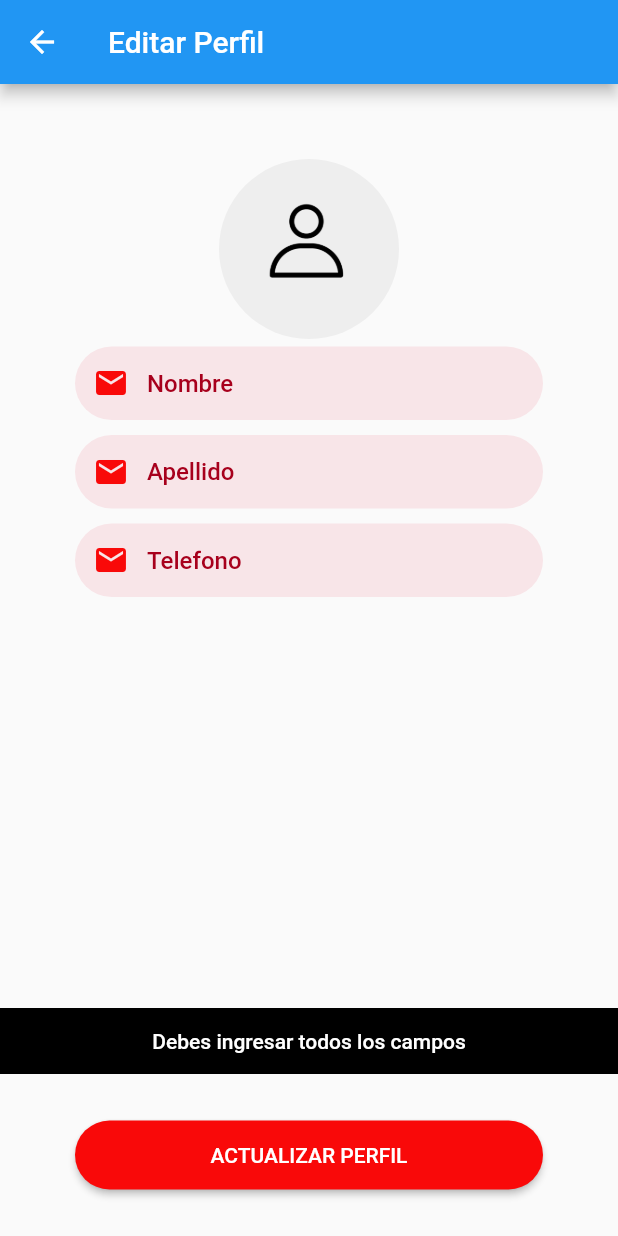
After one commit to owenCosinga/AplicacionMovil_Delivery_Flutter, a Flutter app: the ClientUpdatePage screen opened by its route, after a tap on "ACTUALIZAR PERFIL", on a phone screen of 412 x 824 dp. The commit adds this screen. Run offline on Flutter 3.47's test engine with Material 2 defaults, Android fonts, the phone set to English and light mode, and no system bars; our stand-ins replace image_picker, lottie, shared_preferences, sn_progress_dialog; accounts and stored records are empty; statements that could not run were skipped.

Commit message:
este es un avanze del sistema que consiste en desarrollar el form para actualizar

```diff
--- a/lib/main.dart
+++ b/lib/main.dart
@@ -1,3 +1,4 @@
+import 'package:app_delivery_en_flutter/src/pages/client/update/client_update_page.dart';
 import 'package:app_delivery_en_flutter/src/pages/login/login_page.dart';
 import 'package:app_delivery_en_flutter/src/pages/register/register_page.dart';
 import 'package:app_delivery_en_flutter/src/pages/roles/roles_page.dart';
@@ -33,6 +34,7 @@
         'roles': (BuildContext context) => RolesPage(),
         'client/products/list': (BuildContext context) =>
             ClientProductsListPage(),
+        'client/update': (BuildContext context) => ClientUpdatePage(),
         'restaurant/orders/list': (BuildContext context) =>
             RestaurantOrdersListPage(),
         'delivery/orders/list': (BuildContext context) =>
--- a/lib/src/pages/client/products/list/client_products_list_controller.dart
+++ b/lib/src/pages/client/products/list/client_products_list_controller.dart
@@ -24,6 +24,10 @@
     key.currentState.openDrawer();
   }
 
+  void goToUpdatePage() {
+    Navigator.pushNamed(context, 'client/update');
+  }
+
   void goToRoles() {
     Navigator.pushNamedAndRemoveUntil(context, 'roles', (route) => false);
   }
--- a/lib/src/pages/client/products/list/client_products_list_page.dart
+++ b/lib/src/pages/client/products/list/client_products_list_page.dart
@@ -105,6 +105,7 @@
             ),
           ),
           ListTile(
+            onTap: _con.goToUpdatePage,
             title: Text('Editar perfil'),
             trailing: Icon(Icons.edit_outlined),
           ),
--- /dev/null
+++ b/lib/src/pages/client/update/client_update_controller.dart
@@ -0,0 +1,134 @@
+import 'dart:convert';
+import 'dart:io';
+import 'package:app_delivery_en_flutter/src/models/response_api.dart';
+import 'package:app_delivery_en_flutter/src/models/user.dart';
+import 'package:app_delivery_en_flutter/src/provider/users_provider.dart';
+import 'package:app_delivery_en_flutter/src/utils/my_snackbar.dart';
+import 'package:flutter/material.dart';
+import 'package:image_picker/image_picker.dart';
+import 'package:sn_progress_dialog/progress_dialog.dart';
+
+class ClientUpdateController {
+  BuildContext context;
+  TextEditingController emailController = new TextEditingController();
+  TextEditingController nameController = new TextEditingController();
+  TextEditingController lastnameController = new TextEditingController();
+  TextEditingController phoneController = new TextEditingController();
+  TextEditingController passwordController = new TextEditingController();
+  TextEditingController confirmPasswordController = new TextEditingController();
+
+  UsersProvider usersProvider = new UsersProvider();
+
+  PickedFile pickedFile;
+  File imageFile;
+  Function refresh;
+  ProgressDialog _progressDialog;
+  bool isEnable = true;
+  //dddd
+  Future init(BuildContext context, Function refresh) {
+    this.context = context;
+    this.refresh = refresh;
+    usersProvider.init(context);
+    _progressDialog = ProgressDialog(context: context);
+  }
+
+  void register() async {
+    String email = emailController.text.trim();
+    String name = nameController.text;
+    String lastname = lastnameController.text;
+    String phone = phoneController.text.trim();
+    String password = passwordController.text.trim();
+    String confirmPassword = confirmPasswordController.text.trim();
+
+    if (email.isEmpty ||
+        name.isEmpty ||
+        lastname.isEmpty ||
+        phone.isEmpty ||
+        password.isEmpty ||
+        confirmPassword.isEmpty) {
+      MySnackbar.show(context, 'Debes ingresar todos los campos');
+      return;
+    }
+
+    if (confirmPassword != password) {
+      MySnackbar.show(context, 'Las contraseñas no coinciden');
+      return;
+    }
+
+    if (password.length < 8) {
+      MySnackbar.show(
+          context, 'La contraseña debe tener almenos 8 caracteres ');
+      return;
+    }
+
+    if (imageFile == null) {
+      MySnackbar.show(context, 'Seleccione una imagen');
+      return;
+    }
+
+    _progressDialog.show(max: 100, msg: 'Espere un momento...');
+    isEnable = false;
+
+    User user = new User(
+        email: email,
+        name: name,
+        lastname: lastname,
+        phone: phone,
+        password: password);
+
+    Stream stream = await usersProvider.createWithImage(user, imageFile);
+    stream.listen((res) {
+      _progressDialog.close();
+      //ResponseApi responseApi = await usersProvider.create(user);
+      ResponseApi responseApi = ResponseApi.fromJson(json.decode(res));
+      print('RESPUESTA: ${responseApi.toJson()}');
+      MySnackbar.show(context, responseApi.message);
+
+      if (responseApi.success) {
+        Future.delayed(Duration(seconds: 3), () {
+          Navigator.pushReplacementNamed(context, 'login');
+        });
+      } else {
+        isEnable = true;
+      }
+    });
+  }
+
+  Future selectImage(ImageSource imageSource) async {
+    pickedFile = await ImagePicker().getImage(source: imageSource);
+    if (pickedFile != null) {
+      imageFile = File(pickedFile.path);
+    }
+    Navigator.pop(context);
+    refresh();
+  }
+
+  void showAlertDialog() {
+    Widget galleryButton = ElevatedButton(
+        onPressed: () {
+          selectImage(ImageSource.gallery);
+        },
+        child: Text('GALERIA'));
+
+    Widget cameraButton = ElevatedButton(
+        onPressed: () {
+          selectImage(ImageSource.camera);
+        },
+        child: Text('CAMERA'));
+
+    AlertDialog alertDialog = new AlertDialog(
+      title: Text('Selecciona una imagen'),
+      actions: [galleryButton, cameraButton],
+    );
+
+    showDialog(
+        context: context,
+        builder: (BuildContext context) {
+          return alertDialog;
+        });
+  }
+
+  void back() {
+    Navigator.pop(context);
+  }
+}
--- /dev/null
+++ b/lib/src/pages/client/update/client_update_page.dart
@@ -0,0 +1,261 @@
+import 'package:app_delivery_en_flutter/src/pages/client/update/client_update_controller.dart';
+import 'package:flutter/material.dart';
+import 'package:app_delivery_en_flutter/src/utils/my_colors.dart';
+import 'package:flutter/scheduler.dart';
+import 'package:lottie/lottie.dart';
+
+class ClientUpdatePage extends StatefulWidget {
+  const ClientUpdatePage({Key key}) : super(key: key);
+
+  @override
+  _ClientUpdatePageState createState() => _ClientUpdatePageState();
+}
+
+//UN WIDGET ES UN ELEMENTO QUE SE MOSTRARA EN LA PANTALLA
+
+class _ClientUpdatePageState extends State<ClientUpdatePage> {
+  ClientUpdateController _con = new ClientUpdateController();
+
+  @override
+  void initState() {
+    super.initState();
+
+    SchedulerBinding.instance.addPostFrameCallback((timeStamp) {
+      _con.init(context, refresh);
+    });
+  }
+
+  @override
+  //el metodo build es el que corre el codigo que se va mostrar en la pantalla
+  //tambien es donde se van a colocar los textos botones, campos de texto, etc.
+  Widget build(BuildContext context) {
+    //sera siempre sera la primera que retorne y tambien crea toda la estructura de la pantalla
+    return Scaffold(
+      appBar: AppBar(
+        title: Text('Editar Perfil'),
+      ),
+      //Appbar es un widget de barra que esta situado en la parte arriba
+
+      //Column es un widget que hace que otros widget se pongan uno de bajo del otro
+      body: Container(
+        width: double.infinity,
+        child: SingleChildScrollView(
+          child: Column(
+            children: [
+              SizedBox(
+                height: 50,
+              ),
+              _imageUser(),
+              _textFieldName(),
+              _textFieldlastname(),
+              _textFieldphone(),
+            ],
+          ),
+        ),
+      ),
+      bottomNavigationBar: _buttonLogin(),
+    );
+  }
+
+  /*Widget _lottieAnimation() {
+    return Container(
+      margin: EdgeInsets.only(
+          top: 100, bottom: MediaQuery.of(context).size.height * 0.17),
+      child: Lottie.asset('assets/json/buy.json',
+          width: 350, height: 200, fit: BoxFit.fill),
+    );
+  }*/
+
+  Widget _iconBack() {
+    return IconButton(
+        onPressed: _con.back,
+        icon: Icon(
+          Icons.arrow_back_ios,
+          color: Colors.white,
+        ));
+  }
+
+  Widget _textRegister() {
+    return Text(
+      'Registro',
+      style: TextStyle(
+          color: Colors.white,
+          fontWeight: FontWeight.bold,
+          fontSize: 20,
+          fontFamily: 'NimbusSans'),
+    );
+  }
+
+  Widget _imageUser() {
+    return GestureDetector(
+      onTap: _con.showAlertDialog,
+      child: CircleAvatar(
+        backgroundImage: _con.imageFile != null
+            ? FileImage(_con.imageFile)
+            : AssetImage('assets/img/user_profile_2.png'),
+        radius: 60,
+        backgroundColor: Colors.grey[200],
+      ),
+    );
+  }
+
+  Widget _textFieldEmail() {
+    return Container(
+      margin: EdgeInsets.symmetric(horizontal: 50, vertical: 5),
+      decoration: BoxDecoration(
+          color: MyColors.primaryOpacityColor,
+          borderRadius: BorderRadius.circular(30)),
+      child: TextField(
+        controller: _con.emailController,
+        keyboardType: TextInputType.emailAddress,
+        decoration: InputDecoration(
+            hintText: 'Correo Electronico',
+            border: InputBorder.none,
+            contentPadding: EdgeInsets.all(15),
+            hintStyle: TextStyle(color: MyColors.primaryColorDark),
+            prefixIcon: Icon(
+              Icons.email,
+              color: MyColors.primaryColor,
+            )),
+      ),
+    );
+  }
+
+  Widget _textFieldName() {
+    return Container(
+      margin: EdgeInsets.symmetric(horizontal: 50, vertical: 5),
+      decoration: BoxDecoration(
+          color: MyColors.primaryOpacityColor,
+          borderRadius: BorderRadius.circular(30)),
+      child: TextField(
+        controller: _con.nameController,
+        decoration: InputDecoration(
+            hintText: 'Nombre',
+            border: InputBorder.none,
+            contentPadding: EdgeInsets.all(15),
+            hintStyle: TextStyle(color: MyColors.primaryColorDark),
+            prefixIcon: Icon(
+              Icons.email,
+              color: MyColors.primaryColor,
+            )),
+      ),
+    );
+  }
+
+  Widget _textFieldlastname() {
+    return Container(
+      margin: EdgeInsets.symmetric(horizontal: 50, vertical: 5),
+      decoration: BoxDecoration(
+          color: MyColors.primaryOpacityColor,
+          borderRadius: BorderRadius.circular(30)),
+      child: TextField(
+        controller: _con.lastnameController,
+        decoration: InputDecoration(
+            hintText: 'Apellido',
+            border: InputBorder.none,
+            contentPadding: EdgeInsets.all(15),
+            hintStyle: TextStyle(color: MyColors.primaryColorDark),
+            prefixIcon: Icon(
+              Icons.email,
+              color: MyColors.primaryColor,
+            )),
+      ),
+    );
+  }
+
+  Widget _textFieldphone() {
+    return Container(
+      margin: EdgeInsets.symmetric(horizontal: 50, vertical: 5),
+      decoration: BoxDecoration(
+          color: MyColors.primaryOpacityColor,
+          borderRadius: BorderRadius.circular(30)),
+      child: TextField(
+        controller: _con.phoneController,
+        keyboardType: TextInputType.phone,
+        decoration: InputDecoration(
+            hintText: 'Telefono',
+            border: InputBorder.none,
+            contentPadding: EdgeInsets.all(15),
+            hintStyle: TextStyle(color: MyColors.primaryColorDark),
+            prefixIcon: Icon(
+              Icons.email,
+              color: MyColors.primaryColor,
+            )),
+      ),
+    );
+  }
+
+  Widget _textFieldPassword() {
+    return Container(
+      margin: EdgeInsets.symmetric(horizontal: 50, vertical: 5),
+      decoration: BoxDecoration(
+          color: MyColors.primaryOpacityColor,
+          borderRadius: BorderRadius.circular(30)),
+      child: TextField(
+        controller: _con.passwordController,
+        obscureText: true,
+        decoration: InputDecoration(
+            hintText: 'Contraseña',
+            border: InputBorder.none,
+            contentPadding: EdgeInsets.all(15),
+            hintStyle: TextStyle(color: MyColors.primaryColorDark),
+            prefixIcon: Icon(
+              Icons.lock,
+              color: MyColors.primaryColor,
+            )),
+      ),
+    );
+  }
+
+  Widget _textFieldConfirmPassword() {
+    return Container(
+      margin: EdgeInsets.symmetric(horizontal: 50, vertical: 5),
+      decoration: BoxDecoration(
+          color: MyColors.primaryOpacityColor,
+          borderRadius: BorderRadius.circular(30)),
+      child: TextField(
+        controller: _con.confirmPasswordController,
+        obscureText: true,
+        decoration: InputDecoration(
+            hintText: 'Confirmar Contraseña',
+            border: InputBorder.none,
+            contentPadding: EdgeInsets.all(15),
+            hintStyle: TextStyle(color: MyColors.primaryColorDark),
+            prefixIcon: Icon(
+              Icons.lock,
+              color: MyColors.primaryColor,
+            )),
+      ),
+    );
+  }
+
+  Widget _buttonLogin() {
+    return Container(
+      width: double.infinity,
+      margin: EdgeInsets.symmetric(horizontal: 50, vertical: 30),
+      child: ElevatedButton(
+        onPressed: _con.isEnable ? _con.register : null,
+        child: Text('ACTUALIZAR PERFIL'),
+        style: ElevatedButton.styleFrom(
+            primary: MyColors.primaryColor,
+            shape:
+                RoundedRectangleBorder(borderRadius: BorderRadius.circular(30)),
+            padding: EdgeInsets.symmetric(vertical: 15)),
+      ),
+    );
+  }
+
+  Widget _circle() {
+    return Container(
+      width: 240,
+      height: 230,
+      decoration: BoxDecoration(
+          borderRadius: BorderRadius.circular(100),
+          color: MyColors.primaryColor),
+    );
+  }
+
+  void refresh() {
+    setState(() {});
+  }
+}
```
